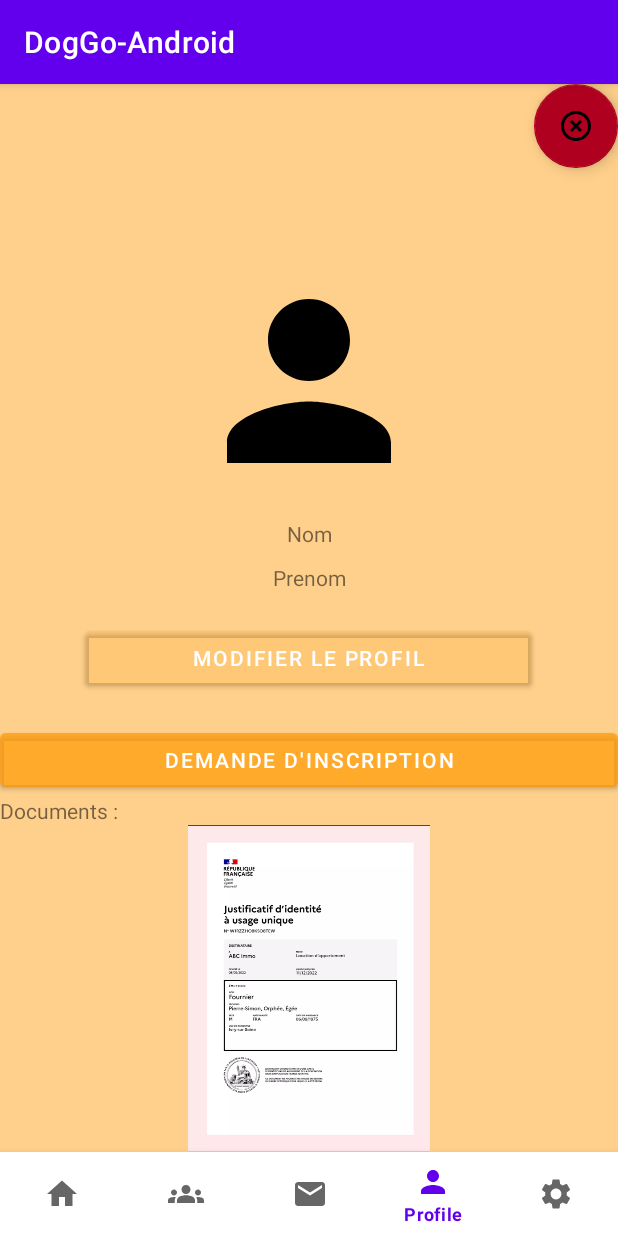
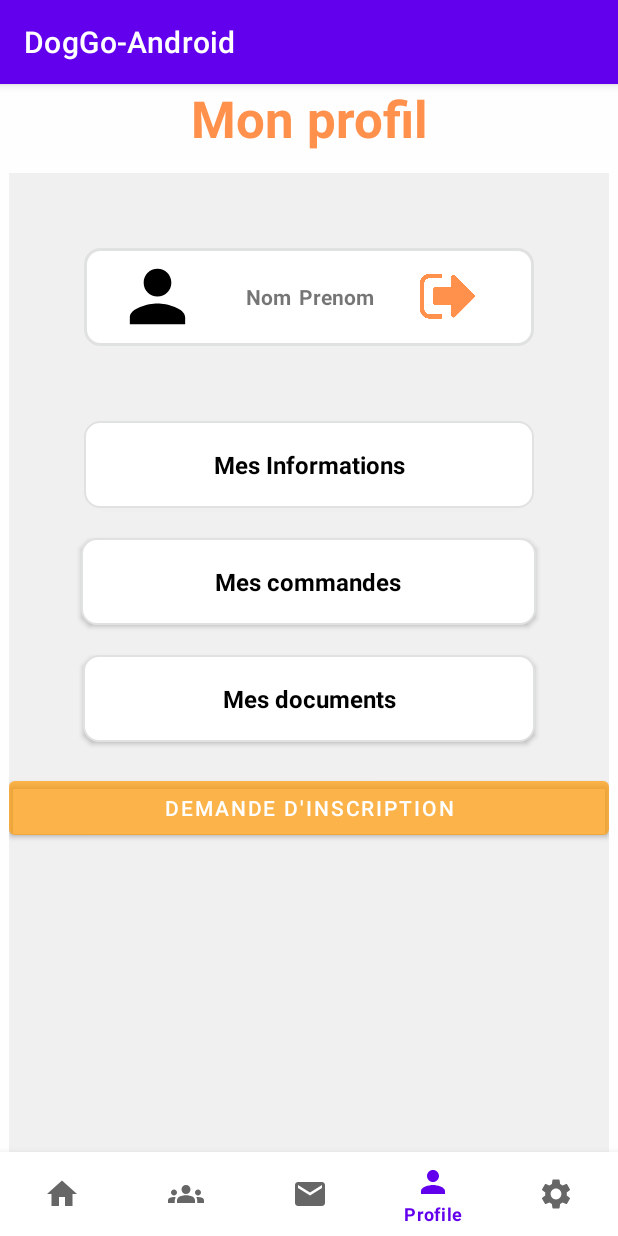
Before and after one commit to NIS4IL-PROJETS5/DogGoAndroid, an Android app: the ProfileFragment screen opened through its navigation route, on a phone screen of 412 x 824 dp. Run offline under Robolectric (Android 15) with nearby library versions, the phone set to English and light mode, and no system bars; our stand-ins replace navigation-ui; pictures from the network do not load; 1 statement that could not run was skipped.

Commit message:
🖌️refonte page profil  + mes documents

```diff
--- /dev/null
+++ b/app/src/main/res/drawable/layout_bg.xml
@@ -0,0 +1,7 @@
+<?xml version="1.0" encoding="UTF-8"?>
+<shape xmlns:android="http://schemas.android.com/apk/res/android">
+    <solid android:color="#FFFFFF"/>
+    <stroke android:width="2dp" android:color="#e0e1e1"  />
+    <corners android:radius="10dp"/>
+    <padding android:left="0dp" android:top="0dp" android:right="0dp" android:bottom="0dp" />
+</shape>
--- /dev/null
+++ b/app/src/main/res/drawable/round_button.xml
@@ -0,0 +1,8 @@
+<?xml version="1.0" encoding="utf-8"?>
+<shape xmlns:android="http://schemas.android.com/apk/res/android"
+    android:shape="rectangle">
+    <stroke android:width="1dp" android:color="#e0e1e1"  />
+    <corners android:radius="10dp" />
+    <solid android:color="#FFFFFF" />
+    <padding android:left="0dp" android:top="0dp" android:right="0dp" android:bottom="0dp" />
+</shape>
--- a/app/src/main/res/layout/fragment_profile.xml
+++ b/app/src/main/res/layout/fragment_profile.xml
@@ -4,61 +4,129 @@
     xmlns:tools="http://schemas.android.com/tools"
     android:layout_width="match_parent"
     android:layout_height="match_parent"
-    android:background="#74FF9800"
+    android:background="#fffefe"
     android:orientation="vertical"
     tools:context=".Views.ProfileFragment">
 
-    <com.google.android.material.floatingactionbutton.FloatingActionButton
-        android:id="@+id/button_profile_signout"
+    <TextView
+        android:id="@+id/textView_profil"
         android:layout_width="match_parent"
-        android:layout_height="wrap_content"
-        android:layout_gravity="end"
+        android:layout_height="59dp"
         android:layout_weight="0"
-        android:clickable="true"
-        android:src="@drawable/ic_baseline_highlight_off_24"
-        app:backgroundTint="@color/design_default_color_error" />
+        android:text="Mon profil"
+        android:textAlignment="center"
+        android:textColor="#ff914d"
+        android:textSize="34sp"
+        android:textStyle="bold" />
+
+    <LinearLayout
+        android:layout_width="400dp"
+        android:layout_height="683dp"
+        android:layout_gravity="center"
+        android:layout_weight="0"
+        android:background="#f0f0f1"
+        android:orientation="vertical">
+
+        <LinearLayout
+            android:layout_width="300dp"
+            android:layout_height="65dp"
+            android:layout_gravity="center"
+            android:layout_marginTop="50dp"
+            android:background="@drawable/layout_bg"
+            android:orientation="horizontal">
 
             <ImageView
                 android:id="@+id/imageView_profile"
-        android:layout_width="match_parent"
-        android:layout_height="164dp"
-        android:layout_marginTop="60dp"
+                android:layout_width="98dp"
+                android:layout_height="55dp"
+                android:layout_gravity="center"
                 android:layout_weight="0"
+                android:src="@drawable/ic_baseline_person_24"
                 tools:src="@tools:sample/avatars"
-        android:src="@drawable/ic_baseline_person_24"
 
                 />
 
             <TextView
                 android:id="@+id/textView_nom"
-        android:layout_width="match_parent"
+                android:layout_width="wrap_content"
                 android:layout_height="wrap_content"
-        android:layout_marginTop="10dp"
+                android:layout_gravity="center"
+                android:layout_marginLeft="10dp"
+                android:layout_marginRight="5dp"
                 android:layout_weight="0"
                 android:text="Nom"
-        android:textAlignment="center" />
+                android:textAlignment="center"
+                android:textStyle="bold" />
 
             <TextView
                 android:id="@+id/textView_prenom"
-        android:layout_width="match_parent"
+                android:layout_width="wrap_content"
                 android:layout_height="wrap_content"
-        android:layout_marginTop="10dp"
+                android:layout_gravity="center"
+                android:layout_marginRight="10dp"
                 android:layout_weight="0"
                 android:text="Prenom"
-        android:textAlignment="center" />
+                android:textAlignment="center"
+                android:textStyle="bold" />
 
-    <Button
-        android:id="@+id/button_profile_modify"
-        android:layout_width="298dp"
-        android:layout_height="wrap_content"
+            <ImageView
+                android:id="@+id/button_profile_signout"
+                android:layout_width="78dp"
+                android:layout_height="42dp"
+                android:layout_gravity="center"
+                android:layout_weight="0"
+                android:src="@drawable/deconnexion"
+                app:tint="#ff914d" />
+
+        </LinearLayout>
+
+        <androidx.appcompat.widget.AppCompatButton
+            android:id="@+id/button_profile_information"
+            android:layout_width="300dp"
+            android:layout_height="58dp"
+            android:layout_gravity="center"
+            android:layout_marginTop="50dp"
+            android:layout_weight="0"
+            android:background="@drawable/round_button"
+            android:fontFamily="sans-serif"
+            android:text="Mes Informations"
+            android:textAllCaps="false"
+            android:textColor="@color/black"
+            android:textSize="16sp"
+            android:textStyle="bold" />
+
+        <androidx.appcompat.widget.AppCompatButton
+            android:id="@+id/button_profile_commande"
+            android:layout_width="303dp"
+            android:layout_height="58dp"
             android:layout_gravity="center"
             android:layout_marginTop="20dp"
             android:layout_weight="0"
-        android:backgroundTint="#14FF9800"
-        android:text="MODIFIER LE PROFIL" />
+            android:background="@drawable/round_button"
+            android:fontFamily="sans-serif"
+            android:text="Mes commandes"
+            android:textAllCaps="false"
+            android:textColor="@color/black"
+            android:textSize="16sp"
+            android:textStyle="bold" />
+
+        <androidx.appcompat.widget.AppCompatButton
+            android:id="@+id/button_profile_document"
+            android:layout_width="301dp"
+            android:layout_height="58dp"
+            android:layout_gravity="center"
+            android:layout_marginTop="20dp"
+            android:layout_weight="0"
+            android:background="@drawable/round_button"
+            android:fontFamily="sans-serif"
+            android:text="Mes documents"
+            android:textAllCaps="false"
+            android:textColor="@color/black"
+            android:textSize="16sp"
+            android:textStyle="bold" />
 
         <Button
-        android:id="@+id/button_profile_modify2"
+            android:id="@+id/button_profile_demande"
             android:layout_width="match_parent"
             android:layout_height="wrap_content"
             android:layout_gravity="center"
@@ -67,18 +135,6 @@
             android:backgroundTint="#72FF9800"
             android:text="DEMANDE D'INSCRIPTION" />
 
-    <TextView
-        android:id="@+id/textView_document"
-        android:layout_width="wrap_content"
-        android:layout_height="wrap_content"
-        android:layout_weight="0"
-        android:text="Documents :" />
-
-    <ImageView
-        android:id="@+id/imageView_doc"
-        android:layout_width="wrap_content"
-        android:layout_height="wrap_content"
-        android:layout_weight="0"
-        tools:src="@tools:sample/avatars" />
+    </LinearLayout>
 
 </LinearLayout>
--- a/app/src/main/res/navigation/nav_graph.xml
+++ b/app/src/main/res/navigation/nav_graph.xml
@@ -37,6 +37,9 @@
         <action
             android:id="@+id/action_profileFragment_to_connectionFragment"
             app:destination="@id/connectionFragment" />
+        <action
+            android:id="@+id/action_profileFragment_to_documents"
+            app:destination="@id/documents" />
     </fragment>
     <fragment
         android:id="@+id/settingsFragment"
@@ -79,5 +82,13 @@
             android:id="@+id/action_panierListFragment_to_croquetteListFragment"
             app:destination="@id/croquetteListFragment" />
     </fragment>
+    <fragment
+        android:id="@+id/documents"
+        android:name="com.example.doggo_android.Views.Documents"
+        android:label="Documents" >
+        <action
+            android:id="@+id/action_documents_to_profileFragment"
+            app:destination="@id/profileFragment" />
+    </fragment>
 
 </navigation>
```
Also changed, not shown: app/src/main/java/com/example/doggo_android/Views/Documents.java (added, +73 -0 lines), app/src/main/java/com/example/doggo_android/Views/ProfileFragment.java (+8 -22 lines), app/src/main/java/com/example/doggo_android/views/ProfileFragment.java (+8 -22 lines), app/src/main/res/layout/fragment_documents.xml (added, +52 -0 lines), app/src/main/res/drawable/deconnexion.png (added). Lines whose indentation alone changed are shown as unchanged.
